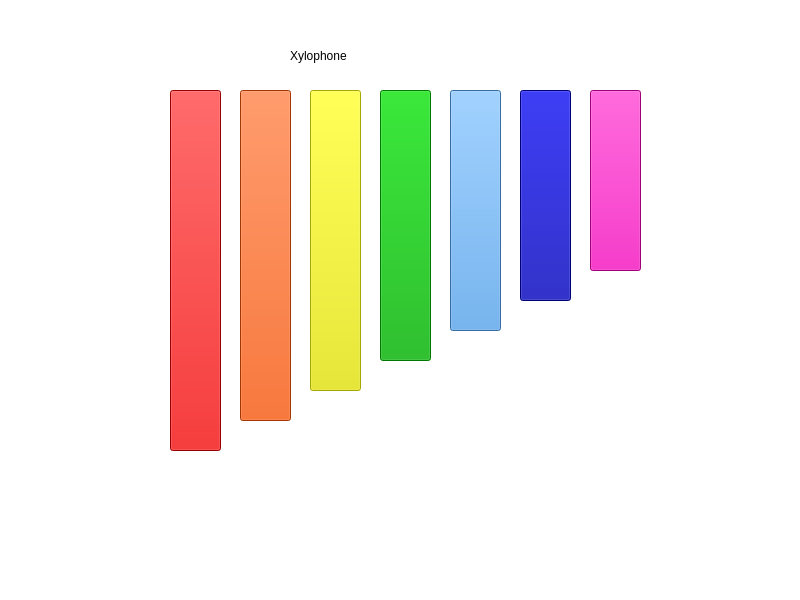
Before: the Qt Designer form Second Instrument/xyl.ui in SalmaAtia/Final-DSP, drawn with Qt 5.
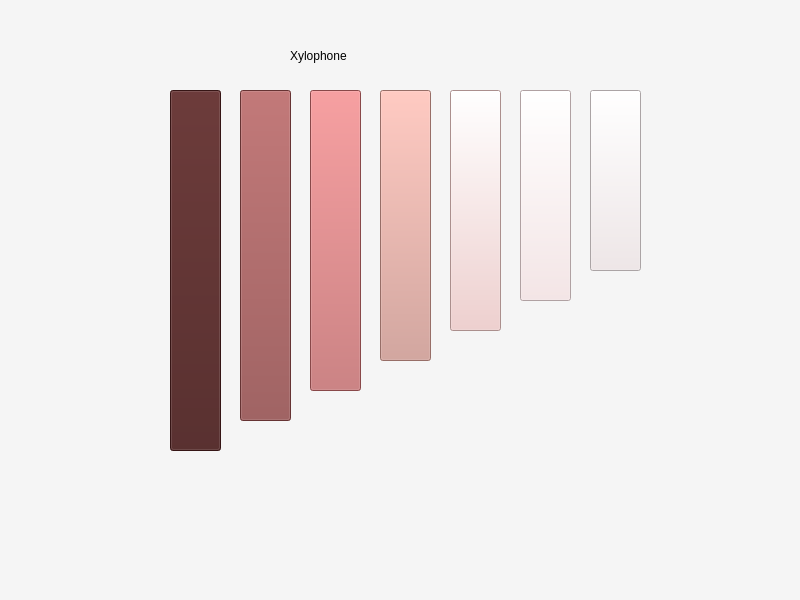
After: the same form once the commit is applied.

What changed in the file:
```diff
--- a/Second Instrument/xyl.ui
+++ b/Second Instrument/xyl.ui
@@ -14,7 +14,9 @@
    <string>MainWindow</string>
   </property>
   <property name="styleSheet">
-   <string notr="true">background-color: rgb(255, 255, 255);</string>
+   <string notr="true">background-color: rgb(255, 255, 255);
+background-color: rgb(245, 245, 245);
+</string>
   </property>
   <widget class="QWidget" name="centralwidget">
    <widget class="QPushButton" name="c4">
@@ -27,7 +29,10 @@
      </rect>
     </property>
     <property name="styleSheet">
-     <string notr="true">background-color: rgb(212, 0, 0);</string>
+     <string notr="true">background-color: rgb(212, 0, 0);
+background-color: rgb(51, 143, 194);
+background-color: rgb(75, 30, 29);
+</string>
     </property>
     <property name="text">
      <string/>
@@ -43,7 +48,9 @@
      </rect>
     </property>
     <property name="styleSheet">
-     <string notr="true">background-color: rgb(229, 76, 0);</string>
+     <string notr="true">background-color: rgb(229, 76, 0);
+background-color: rgb(143, 190, 220);
+background-color: rgb(143, 71, 71);</string>
     </property>
     <property name="text">
      <string/>
@@ -59,7 +66,10 @@
      </rect>
     </property>
     <property name="styleSheet">
-     <string notr="true">background-color: rgb(232, 232, 0);</string>
+     <string notr="true">background-color: rgb(232, 232, 0);
+background-color: rgb(182, 208, 223);
+background-color: rgb(192, 101, 102);
+</string>
     </property>
     <property name="text">
      <string/>
@@ -75,7 +85,10 @@
      </rect>
     </property>
     <property name="styleSheet">
-     <string notr="true">background-color: rgb(0, 170, 0);</string>
+     <string notr="true">background-color: rgb(0, 170, 0);
+background-color: rgb(199, 217, 237);
+background-color: rgb(212, 154, 144);
+</string>
     </property>
     <property name="text">
      <string/>
@@ -91,7 +104,11 @@
      </rect>
     </property>
     <property name="styleSheet">
-     <string notr="true">background-color: rgb(75, 151, 226);</string>
+     <string notr="true">background-color: rgb(75, 151, 226);
+background-color: rgb(235, 219, 206);
+
+background-color: rgb(199, 224, 235);
+background-color: rgb(240, 200, 198);</string>
     </property>
     <property name="text">
      <string/>
@@ -107,7 +124,12 @@
      </rect>
     </property>
     <property name="styleSheet">
-     <string notr="true">background-color: rgb(0, 0, 165);</string>
+     <string notr="true">background-color: rgb(0, 0, 165);
+background-color: rgb(240, 200, 198);
+background-color: rgb(235, 219, 206);
+
+background-color: rgb(222, 231, 238);
+background-color: rgb(246, 226, 227);</string>
     </property>
     <property name="text">
      <string/>
@@ -123,7 +145,13 @@
      </rect>
     </property>
     <property name="styleSheet">
-     <string notr="true">background-color: rgb(221, 0, 166);</string>
+     <string notr="true">background-color: rgb(221, 0, 166);
+background-color: rgb(148, 0, 148);
+background-color: rgb(223, 233, 224);
+background-color: rgb(225, 239, 250);
+background-color: rgb(242, 250, 252);
+
+background-color: rgb(240, 230, 231);</string>
     </property>
     <property name="text">
      <string/>
```
Left out of the diff: 3 changed lines with no effect on the pictures.
